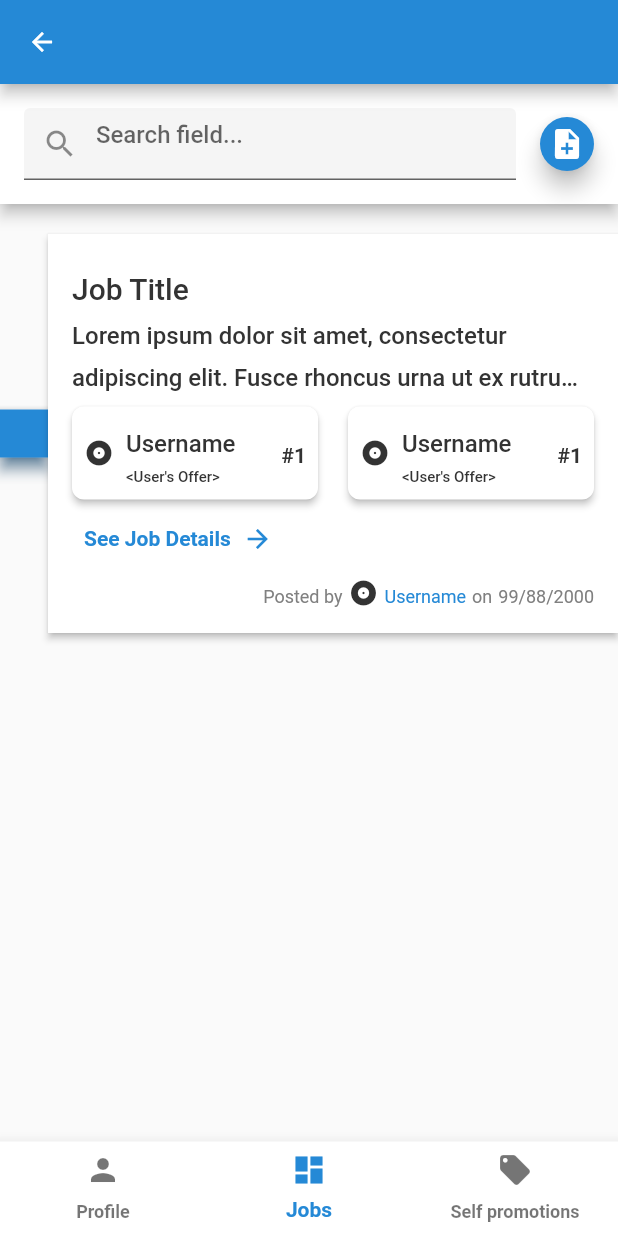
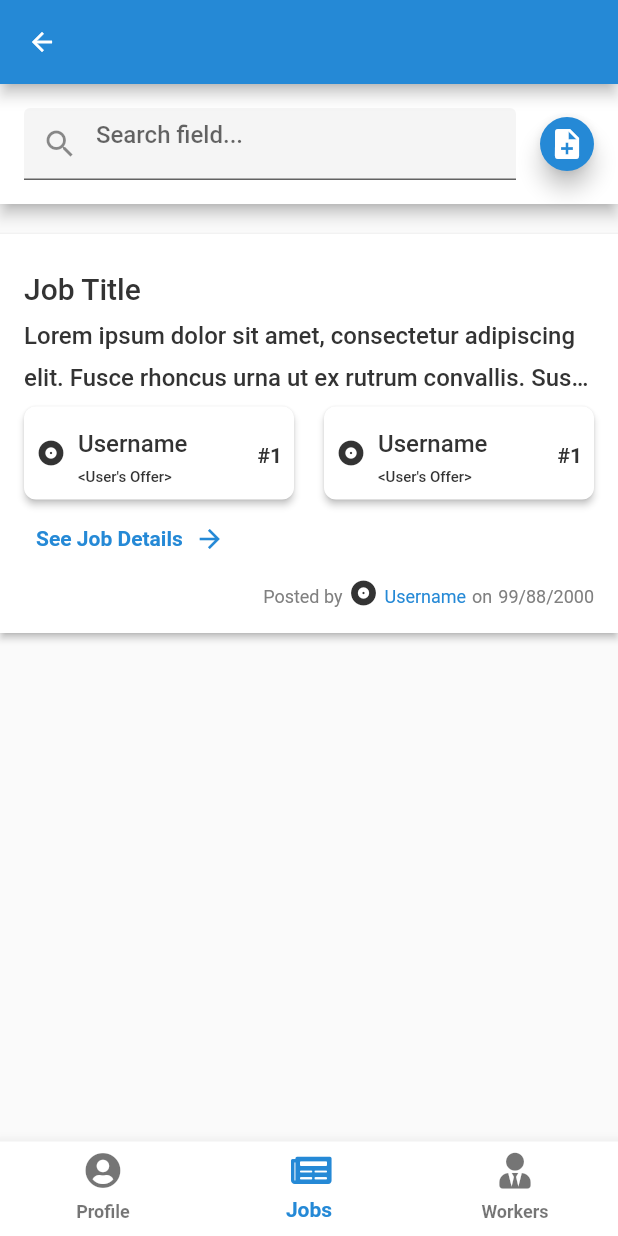
Before and after one commit to PC-Chair-Fight/project-frontend, a Flutter app: the screen it shows after launch, after a tap on "Skip", on a phone screen of 412 x 824 dp. Run offline on Flutter 3.47's test engine with Material 2 defaults, Android fonts, the phone set to English and light mode, and no system bars; our stand-ins replace dio, font_awesome_flutter, get_it, shared_preferences; missing offline and left inert: date_range_form_field.

Commit message:
Implemented the main page navigation logic

```diff
--- a/lib/app.dart
+++ b/lib/app.dart
@@ -5,7 +5,7 @@ import 'package:project/config/theme.config.dart';
 import 'package:project/generated/l10n.dart';
 import 'package:project/modules/auth/screens/login.screen.dart';
 import 'package:project/modules/auth/screens/register.screen.dart';
-import 'package:project/modules/job/screens/jobs_dashboard.screen.dart';
+import 'package:project/modules/main/screens/main_wrapper.screen.dart';
 
 class App extends StatelessWidget {
   const App({Key? key}) : super(key: key);
@@ -17,7 +17,7 @@ class App extends StatelessWidget {
       routes: {
         LoginScreen.route: (context) => LoginScreen(),
         RegisterScreen.route: (context) => RegisterScreen(),
-        JobsDashboardScreen.route: (context) => JobsDashboardScreen()
+        PageWrapperScreen.route: (context) => PageWrapperScreen()
       },
       initialRoute: LoginScreen.route,
       theme: ThemeConfig.of(context).buildThemeData(),
--- a/lib/l10n/intl_en.arb
+++ b/lib/l10n/intl_en.arb
@@ -8,6 +8,11 @@
   "Exception_unexpected": "Unexpected error... Please try again later",
   "Exception_connection_timed_out": "Connection timed out... Check your internet connection and try again",
   "Exception_invalid_login_credentials": "Invalid email or password",
+  "@Navigation": {
+  },
+  "Navigation_jobs_page_label": "Jobs",
+  "Navigation_workers_page_label": "Workers",
+  "Navigation_profile_page_label": "Profile",
   "@LoginScreen": {
   },
   "LoginScreen_title": "PC Project",
@@ -57,7 +62,7 @@
   "JobCard_onString": "on",
   "JobsCard_seeJobDetails": "See Job Details",
   "JobsDashboardScreen_search": "Search field...",
-  "@JobsDashboardScreen":{
+  "@JobsDashboardScreen": {
   },
   "JobsDashboardScreen_postJob": "Post a Job"
 }
--- a/lib/modules/auth/widgets/login.widget.dart
+++ b/lib/modules/auth/widgets/login.widget.dart
@@ -3,7 +3,7 @@ import 'package:project/config/theme.config.dart';
 import 'package:project/generated/l10n.dart';
 import 'package:project/modules/auth/providers/auth.provider.dart';
 import 'package:project/modules/auth/screens/register.screen.dart';
-import 'package:project/modules/job/screens/jobs_dashboard.screen.dart';
+import 'package:project/modules/main/screens/main_wrapper.screen.dart';
 import 'package:project/modules/shared/utils/validators.utils.dart';
 import 'package:project/modules/shared/widgets/app_logo.widget.dart';
 import 'package:project/modules/shared/widgets/labeled_divider.widget.dart';
@@ -140,7 +140,7 @@ class LoginState extends State<Login> {
                         TextButton(
                           onPressed: () {
                             Navigator.pushNamed(
-                                context, JobsDashboardScreen.route);
+                                context, PageWrapperScreen.route);
                           },
                           child: Text('Skip'),
                         ),
@@ -162,7 +162,7 @@ class LoginState extends State<Login> {
           .login(emailController.value.text, passwordController.value.text)
           .whenComplete(() {
         if (authProvider.authToken != null)
-          Navigator.pushNamed(context, JobsDashboardScreen.route);
+          Navigator.pushNamed(context, PageWrapperScreen.route);
         ScaffoldMessenger.of(context).showSnackBar(
           SnackBar(
             backgroundColor: authProvider.error == null
--- a/lib/modules/auth/widgets/register.widget.dart
+++ b/lib/modules/auth/widgets/register.widget.dart
@@ -4,7 +4,7 @@ import 'package:intl/intl.dart';
 import 'package:project/config/theme.config.dart';
 import 'package:project/generated/l10n.dart';
 import 'package:project/modules/auth/providers/auth.provider.dart';
-import 'package:project/modules/job/screens/jobs_dashboard.screen.dart';
+import 'package:project/modules/main/screens/main_wrapper.screen.dart';
 import 'package:project/modules/shared/utils/validators.utils.dart';
 import 'package:project/modules/shared/widgets/loading_indicator.widget.dart';
 import 'package:provider/provider.dart';
@@ -216,7 +216,7 @@ class _RegisterState extends State<Register> {
               passwordController.value.text)
           .whenComplete(() {
         if (authProvider.authToken != null)
-          Navigator.pushNamed(context, JobsDashboardScreen.route);
+          Navigator.pushNamed(context, PageWrapperScreen.route);
         ScaffoldMessenger.of(context).showSnackBar(
           SnackBar(
             backgroundColor: authProvider.error == null
--- a/lib/modules/job/screens/jobs_dashboard.screen.dart
+++ b/lib/modules/job/screens/jobs_dashboard.screen.dart
@@ -2,19 +2,12 @@ import 'package:flutter/foundation.dart';
 import 'package:flutter/material.dart';
 import 'package:flutter/widgets.dart';
 import 'package:project/modules/job/widgets/jobs_dashboard.widget.dart';
-import 'package:project/modules/navigation/widgets/app_bottom_navigation_bar.dart';
 
 class JobsDashboardScreen extends StatelessWidget {
-  static const String route = '/jobs';
-
   const JobsDashboardScreen({Key? key}) : super(key: key);
 
   @override
   Widget build(BuildContext context) {
-    return Scaffold(
-      appBar: !kIsWeb ? AppBar() : null,
-      bottomNavigationBar: AppBottomNavigationBar(),
-      body: JobsDashboard(),
-    );
+    return JobsDashboard();
   }
 }
--- a/lib/modules/job/widgets/jobs_dashboard.widget.dart
+++ b/lib/modules/job/widgets/jobs_dashboard.widget.dart
@@ -5,43 +5,45 @@ import 'package:project/config/theme.config.dart';
 import 'package:project/modules/job/widgets/job_card.widget.dart';
 import 'package:project/modules/job/widgets/jobs_dashboard_toolbar.widget.dart';
 import 'package:project/modules/job/widgets/jobs_sort_filter_card.widget.dart';
-import 'package:project/modules/navigation/widgets/app_side_navigation_bar.dart';
+import 'package:project/modules/shared/utils/screen_layout.utils.dart';
 
 class JobsDashboard extends StatelessWidget {
   @override
   Widget build(BuildContext context) {
-    final wideLayout = MediaQuery.of(context).size.width > 1100;
-    final smallLayout = MediaQuery.of(context).size.width < 800;
-
-    return Column(
+    return SizedBox(
+      height: MediaQuery.of(context).size.height,
+      child: Column(
         mainAxisSize: MainAxisSize.min,
         children: [
           JobsDashboardToolbar(),
-        Row(
-          children: [
-            AppSideNavigationBar(),
-            Expanded(
-              child: Padding(
+          Padding(
             padding: EdgeInsets.symmetric(
               vertical: ThemeConfig.of(context).appMargin,
-                  horizontal: smallLayout ? 0 : ThemeConfig.of(context).appMargin,
+              horizontal: ScreenLayout.isSmall(context)
+                  ? 0
+                  : ThemeConfig.of(context).appMargin,
             ),
-                child: wideLayout
+            child: ScreenLayout.isWide(context)
                 ? Row(
                     mainAxisSize: MainAxisSize.min,
                     mainAxisAlignment: MainAxisAlignment.center,
                     crossAxisAlignment: CrossAxisAlignment.start,
                     children: [
                       JobsSortFilterCard(),
-                          SizedBox(width: ThemeConfig.of(context).mediumSpacing),
+                      SizedBox(
+                          width: ThemeConfig.of(context).mediumSpacing),
                       ConstrainedBox(
                         constraints: BoxConstraints(
-                              maxWidth: ThemeConfig.of(context).appMediumWidth,
+                          maxWidth:
+                              ThemeConfig.of(context).appMediumWidth,
                         ),
                         child: Column(
-                              crossAxisAlignment: CrossAxisAlignment.stretch,
+                          crossAxisAlignment:
+                              CrossAxisAlignment.stretch,
                           children: [
-                                JobCard(roundEdges: !smallLayout),
+                            JobCard(
+                                roundEdges:
+                                    !ScreenLayout.isSmall(context)),
                           ],
                         ),
                       ),
@@ -54,15 +56,14 @@ class JobsDashboard extends StatelessWidget {
                     child: Column(
                       crossAxisAlignment: CrossAxisAlignment.stretch,
                       children: [
-                            JobCard(roundEdges: !smallLayout),
+                        JobCard(
+                            roundEdges: !ScreenLayout.isSmall(context)),
                       ],
-                        ),
                     ),
                   ),
           ),
         ],
       ),
-      ],
     );
   }
 }
--- a/lib/modules/job/widgets/jobs_dashboard_toolbar.widget.dart
+++ b/lib/modules/job/widgets/jobs_dashboard_toolbar.widget.dart
@@ -1,6 +1,7 @@
 import 'package:flutter/material.dart';
 import 'package:project/config/theme.config.dart';
 import 'package:project/generated/l10n.dart';
+import 'package:project/modules/shared/utils/screen_layout.utils.dart';
 
 class JobsDashboardToolbar extends StatelessWidget {
   const JobsDashboardToolbar({Key? key}) : super(key: key);
@@ -8,11 +9,14 @@ class JobsDashboardToolbar extends StatelessWidget {
   @override
   Widget build(BuildContext context) {
     return Material(
-      elevation: ThemeConfig.of(context).mediumElevation,
+      elevation: ScreenLayout.isWide(context)
+          ? 0
+          : ThemeConfig.of(context).mediumElevation,
+      color: ScreenLayout.isWide(context)
+          ? Colors.transparent
+          : ThemeConfig.of(context).surfaceColor,
       child: Padding(
         padding: EdgeInsets.all(ThemeConfig.of(context).mediumSpacing),
-        child: Material(
-          color: ThemeConfig.of(context).surfaceColor,
         child: Center(
           child: ConstrainedBox(
             constraints: BoxConstraints(
@@ -38,7 +42,6 @@ class JobsDashboardToolbar extends StatelessWidget {
           ),
         ),
       ),
-      ),
     );
   }
 }
--- /dev/null
+++ b/lib/modules/main/providers/page.provider.dart
@@ -0,0 +1,24 @@
+import 'package:flutter/src/widgets/framework.dart';
+import 'package:project/core/app_provider.dart';
+
+class PageProvider extends AppProvider {
+  PageProvider(BuildContext context) : super(context);
+
+  AppPage currentPage = AppPage.Jobs;
+
+  void setDefaultPage() {
+    currentPage = AppPage.Jobs;
+    notify('setDefaultPage', notificationType: NotificationType.Success);
+  }
+
+  void setPage(AppPage page) {
+    currentPage = page;
+    notify('setPage', notificationType: NotificationType.Success);
+  }
+}
+
+enum AppPage {
+  Profile,
+  Jobs,
+  Workers,
+}
--- /dev/null
+++ b/lib/modules/main/screens/main_wrapper.screen.dart
@@ -0,0 +1,53 @@
+import 'package:flutter/foundation.dart';
+import 'package:flutter/material.dart';
+import 'package:project/modules/job/screens/jobs_dashboard.screen.dart';
+import 'package:project/modules/main/providers/page.provider.dart';
+import 'package:project/modules/main/widgets/app_bottom_navigation_bar.dart';
+import 'package:project/modules/main/widgets/app_side_navigation_bar.dart';
+import 'package:project/modules/shared/utils/screen_layout.utils.dart';
+import 'package:provider/provider.dart';
+
+class PageWrapperScreen extends StatelessWidget {
+  static const String route = '/main';
+
+  const PageWrapperScreen({Key? key}) : super(key: key);
+
+  @override
+  Widget build(BuildContext context) {
+    final pageProvider = Provider.of<PageProvider>(context);
+
+    return Scaffold(
+      appBar: !kIsWeb ? AppBar() : null,
+      bottomNavigationBar: !ScreenLayout.isWide(context)
+          ? AppBottomNavigationBar(
+              context: context,
+              currentPage: pageProvider.currentPage,
+              onSelect: pageProvider.setPage,
+            )
+          : null,
+      body: Row(
+        children: [
+          if (ScreenLayout.isWide(context))
+            AppSideNavigationBar(
+              currentPage: pageProvider.currentPage,
+              onSelect: pageProvider.setPage,
+            ),
+          Expanded(
+            child: _buildCurrentPage(pageProvider),
+          ),
+        ],
+      ),
+    );
+  }
+
+  Widget _buildCurrentPage(PageProvider pageProvider) {
+    switch (pageProvider.currentPage) {
+      case AppPage.Profile:
+        return Container();
+      case AppPage.Jobs:
+        return JobsDashboardScreen();
+      case AppPage.Workers:
+        return Container();
+    }
+  }
+}
--- /dev/null
+++ b/lib/modules/main/widgets/app_bottom_navigation_bar.dart
@@ -0,0 +1,55 @@
+import 'package:flutter/material.dart';
+import 'package:font_awesome_flutter/font_awesome_flutter.dart';
+import 'package:project/generated/l10n.dart';
+import 'package:project/modules/main/providers/page.provider.dart';
+
+class AppBottomNavigationBar extends BottomNavigationBar {
+  AppBottomNavigationBar({
+    Key? key,
+    required BuildContext context,
+    required AppPage currentPage,
+    required Function(AppPage) onSelect,
+  }) : super(
+          key: key,
+          currentIndex: _pageIndex(currentPage),
+          onTap: (index) => onSelect(_page(index)),
+          items: [
+            BottomNavigationBarItem(
+              icon: Icon(FontAwesomeIcons.solidUserCircle),
+              label: S.of(context).Navigation_profile_page_label,
+            ),
+            BottomNavigationBarItem(
+              icon: Icon(FontAwesomeIcons.solidNewspaper),
+              label: S.of(context).Navigation_jobs_page_label,
+            ),
+            BottomNavigationBarItem(
+              icon: Icon(FontAwesomeIcons.userTie),
+              label: S.of(context).Navigation_workers_page_label,
+            ),
+          ],
+        );
+
+  static int _pageIndex(AppPage appPage) {
+    switch (appPage) {
+      case AppPage.Profile:
+        return 0;
+      case AppPage.Jobs:
+        return 1;
+      case AppPage.Workers:
+        return 2;
+    }
+  }
+
+  static AppPage _page(int value) {
+    switch (value) {
+      case 0:
+        return AppPage.Profile;
+      case 1:
+        return AppPage.Jobs;
+      case 2:
+        return AppPage.Workers;
+      default:
+        throw RangeError.index(value, AppPage.values);
+    }
+  }
+}
--- a/lib/modules/navigation/widgets/app_bottom_navigation_bar.dart
+++ /dev/null
@@ -1,24 +0,0 @@
-import 'package:flutter/material.dart';
-
-class AppBottomNavigationBar extends BottomNavigationBar {
-  AppBottomNavigationBar({
-    Key? key,
-  }) : super(
-          key: key,
-          currentIndex: 1,
-          items: [
-            BottomNavigationBarItem(
-              icon: Icon(Icons.person),
-              label: 'Profile',
-            ),
-            BottomNavigationBarItem(
-              icon: Icon(Icons.dashboard),
-              label: 'Jobs',
-            ),
-            BottomNavigationBarItem(
-              icon: Icon(Icons.local_offer),
-              label: 'Self promotions',
-            ),
-          ],
-        );
-}
--- a/lib/modules/navigation/widgets/app_side_navigation_bar.dart
+++ /dev/null
@@ -1,26 +0,0 @@
-import 'package:flutter/material.dart';
-import 'package:project/config/theme.config.dart';
-
-class AppSideNavigationBar extends StatelessWidget {
-  const AppSideNavigationBar({Key? key}) : super(key: key);
-
-  @override
-  Widget build(BuildContext context) {
-    return Material(
-      color: ThemeConfig.of(context).surfaceColor,
-      elevation: ThemeConfig.of(context).mediumElevation,
-      child: Column(
-        children: [
-          Material(
-            color: ThemeConfig.of(context).primaryColor,
-            shadowColor: ThemeConfig.of(context).primaryColor,
-            elevation: ThemeConfig.of(context).mediumElevation,
-            child: Padding(
-              padding: EdgeInsets.all(16),
-            ),
-          ),
-        ],
-      ),
-    );
-  }
-}
--- /dev/null
+++ b/lib/modules/shared/utils/screen_layout.utils.dart
@@ -0,0 +1,9 @@
+import 'package:flutter/cupertino.dart';
+
+class ScreenLayout {
+  static bool isSmall(BuildContext context) =>
+      MediaQuery.of(context).size.width <= 800;
+
+  static bool isWide(BuildContext context) =>
+      MediaQuery.of(context).size.width >= 1200;
+}
--- a/pubspec.yaml
+++ b/pubspec.yaml
@@ -21,6 +21,7 @@ dependencies:
   shared_preferences: ^2.0.8
   # UI
   cupertino_icons: ^1.0.2
+  font_awesome_flutter: ^9.2.0
   date_range_form_field: ^1.0.2
   # Translations
   intl: ^0.17.0
```
Also changed, not shown: lib/modules/main/widgets/app_side_navigation_bar.dart (added, +111 -0 lines), lib/config/provider.config.dart, lib/config/theme.config.dart, lib/generated/intl/messages_en.dart, lib/generated/l10n.dart, pubspec.lock. Lines whose indentation alone changed are shown as unchanged.
